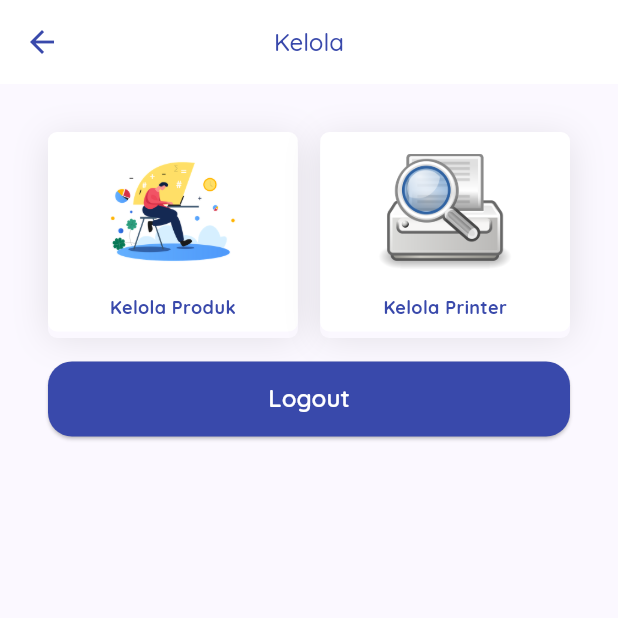
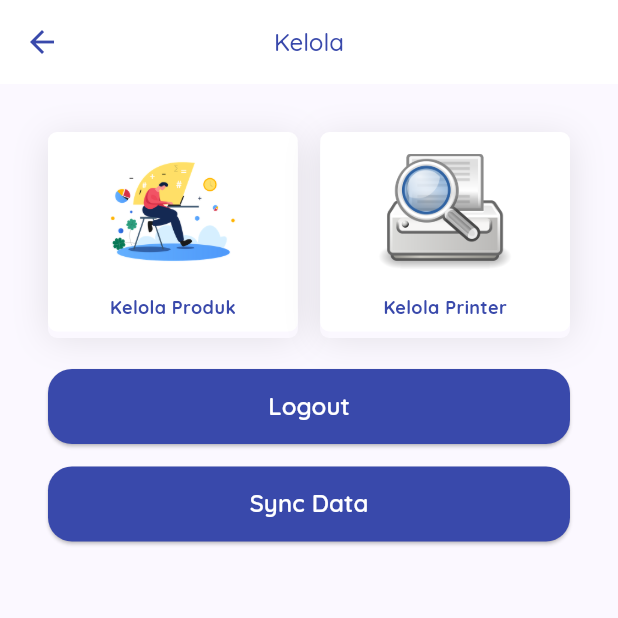
Before and after one commit to 4amshin/fic11-jilid1-flutter, a Flutter app: the ManageMenuPage screen opened directly, on a phone screen of 412 x 824 dp, the top half of it. Run offline on Flutter 3.47's test engine with Material 3 defaults, Android fonts, the light colour scheme and no system bars; our stand-ins replace bloc, cached_network_image, dartz, flutter_bloc, flutter_svg, freezed_annotation and 5 more; missing offline and left inert: esc_pos_utils_plus, print_bluetooth_thermal; accounts and stored records are empty.

Commit message:
Store & Get Product From Local Storage

```diff
--- a/Next.txt
+++ b/Next.txt
@@ -1,5 +1,9 @@
-Last Video
-FIC11-4 == 1:09:35
----------------------
-Login, Logotu Selesai
-Lanjutkan Video
+Fitur Simpan data Product Ke lokal, mengambil dan menampilkan data BERHASIL
+Tetapi prosesnya masih manual, yaitu:
+    - GetProduct from API (Online)
+    - Sync Data (Menyimpan Data ke Offline)
+    - Mengganti Event pada BlocProvider dari getProduct menjadi getLocal
+    SEHARUSNYA Prosesnya Otomatis di Belakang Layar
+    - Cek Jika Online atau Offline
+        - Jika Online getProduct dari api, lalu sync data(simpan ke lokal)
+        - Jika Offline getLocal, tampilkan data dari local walapupun null/tidak ada.
--- a/lib/core/constants/variables.dart
+++ b/lib/core/constants/variables.dart
@@ -1,5 +1,5 @@
 class Variables {
-  static const String baseUrl = 'https://86bd-140-213-75-246.ngrok-free.app';
+  static const String baseUrl = 'https://843c-140-213-226-99.ngrok-free.app';
   static const String imageUrl = '$baseUrl/storage/products/';
   // static const String baseUrl = 'http://127.0.0.1:8000';
 }
--- a/lib/data/models/response/product_response_model.dart
+++ b/lib/data/models/response/product_response_model.dart
@@ -25,7 +25,7 @@ class ProductResponseModel {
 class Product {
   final int id;
   final String name;
-  final String description;
+  final String? description;
   final String price;
   final int stock;
   final String category;
@@ -34,7 +34,7 @@ class Product {
   Product({
     required this.id,
     required this.name,
-    required this.description,
+    this.description,
     required this.price,
     required this.stock,
     required this.category,
@@ -48,7 +48,16 @@ class Product {
   factory Product.fromMap(Map<String, dynamic> json) => Product(
         id: json["id"],
         name: json["name"],
-        description: json["description"],
+        description: json["description"] ?? '',
+        price: json["price"],
+        stock: json["stock"],
+        category: json["category"],
+        image: json["image"] ?? '',
+      );
+
+  factory Product.fromLocalMap(Map<String, dynamic> json) => Product(
+        id: json["id"],
+        name: json["name"],
         price: json["price"],
         stock: json["stock"],
         category: json["category"],
@@ -64,4 +73,13 @@ class Product {
         "category": category,
         "image": image,
       };
+
+  Map<String, dynamic> toLocalMap() => {
+        "id": id,
+        "name": name,
+        "price": price,
+        "stock": stock,
+        "category": category,
+        "image": image,
+      };
 }
--- a/lib/presentation/home/bloc/prodcut/product_event.dart
+++ b/lib/presentation/home/bloc/prodcut/product_event.dart
@@ -7,4 +7,5 @@ class ProductEvent with _$ProductEvent {
   const factory ProductEvent.getByCategory({
     required String category,
   }) = _GetByCategory;
+  const factory ProductEvent.getLocal() = _GetLocal;
 }
--- a/lib/presentation/home/pages/dashboard_page.dart
+++ b/lib/presentation/home/pages/dashboard_page.dart
@@ -23,7 +23,7 @@ class _DashboardPageState extends State<DashboardPage> {
   final List<Widget> _pages = [
     BlocProvider(
       create: (context) => ProductBloc(ProductRemoteDatasource())
-        ..add(const ProductEvent.getProduct()),
+        ..add(const ProductEvent.getLocal()),
       child: const HomePage(),
     ),
     const OrdersPage(),
--- a/lib/presentation/manage/pages/manage_menu_page.dart
+++ b/lib/presentation/manage/pages/manage_menu_page.dart
@@ -1,15 +1,11 @@
 import 'package:fic11_jilid1/core/assets/assets.gen.dart';
-import 'package:fic11_jilid1/core/components/buttons.dart';
 import 'package:fic11_jilid1/core/components/menu_button.dart';
 import 'package:fic11_jilid1/core/components/spaces.dart';
 import 'package:fic11_jilid1/core/extensions/build_context_ext.dart';
-import 'package:fic11_jilid1/data/data_sources/auth_local_datasource.dart';
-import 'package:fic11_jilid1/data/data_sources/auth_remote_datasource.dart';
-import 'package:fic11_jilid1/presentation/auth/bloc/logout/logout_bloc.dart';
-import 'package:fic11_jilid1/presentation/auth/login_page.dart';
 import 'package:fic11_jilid1/presentation/manage/pages/manage_printer_page.dart';
+import 'package:fic11_jilid1/presentation/manage/widgets/logout_button.dart';
+import 'package:fic11_jilid1/presentation/manage/widgets/sync_button.dart';
 import 'package:flutter/material.dart';
-import 'package:flutter_bloc/flutter_bloc.dart';
 
 class ManageMenuPage extends StatelessWidget {
   const ManageMenuPage({super.key});
@@ -42,46 +38,10 @@ class ManageMenuPage extends StatelessWidget {
                 ),
               ],
             ),
-            const SpaceHeight(20),
-            BlocProvider(
-              create: (context) => LogoutBloc(AuthRemoteDatasource()),
-              child: BlocConsumer<LogoutBloc, LogoutState>(
-                builder: (context, state) {
-                  return state.maybeWhen(
-                    loading: () =>
-                        const Center(child: CircularProgressIndicator()),
-                    orElse: () {
-                      return Button.filled(
-                        onPressed: () => context
-                            .read<LogoutBloc>()
-                            .add(const LogoutEvent.logout()),
-                        label: 'Logout',
-                      );
-                    },
-                  );
-                },
-                listener: (context, state) {
-                  state.maybeWhen(
-                    success: (success) async {
-                      //delete login token in local storage
-                      await AuthLocalDatasource().removeToken();
-
-                      //Navigate to Login View
-                      context.pushReplacement(const LoginPage());
-                    },
-                    error: (error) {
-                      ScaffoldMessenger.of(context).showSnackBar(
-                        SnackBar(
-                          content: Text(error),
-                          backgroundColor: Colors.red,
-                        ),
-                      );
-                    },
-                    orElse: () {},
-                  );
-                },
-              ),
-            ),
+            const SpaceHeight(25),
+            const LogoutButton(),
+            const SpaceHeight(15),
+            const SyncButton(),
           ],
         ),
       ),
--- /dev/null
+++ b/lib/presentation/manage/widgets/logout_button.dart
@@ -0,0 +1,58 @@
+import 'package:fic11_jilid1/core/components/buttons.dart';
+import 'package:fic11_jilid1/data/data_sources/auth_local_datasource.dart';
+import 'package:fic11_jilid1/data/data_sources/auth_remote_datasource.dart';
+import 'package:fic11_jilid1/presentation/auth/bloc/logout/logout_bloc.dart';
+import 'package:fic11_jilid1/presentation/auth/login_page.dart';
+import 'package:flutter/material.dart';
+import 'package:flutter_bloc/flutter_bloc.dart';
+
+class LogoutButton extends StatelessWidget {
+  const LogoutButton({super.key});
+
+  @override
+  Widget build(BuildContext context) {
+    return BlocProvider(
+      create: (context) => LogoutBloc(AuthRemoteDatasource()),
+      child: BlocConsumer<LogoutBloc, LogoutState>(
+        builder: (context, state) {
+          return state.maybeWhen(
+            loading: () => const Center(child: CircularProgressIndicator()),
+            orElse: () {
+              return Button.filled(
+                onPressed: () =>
+                    context.read<LogoutBloc>().add(const LogoutEvent.logout()),
+                label: 'Logout',
+              );
+            },
+          );
+        },
+        listener: (context, state) {
+          state.maybeWhen(
+            success: (success) async {
+              //delete login token in local storage
+              await AuthLocalDatasource().removeToken();
+
+              //Navigate to Login View
+              Navigator.pushReplacement(
+                // ignore: use_build_context_synchronously
+                context,
+                MaterialPageRoute(
+                  builder: (BuildContext context) => const LoginPage(),
+                ),
+              );
+            },
+            error: (error) {
+              ScaffoldMessenger.of(context).showSnackBar(
+                SnackBar(
+                  content: Text(error),
+                  backgroundColor: Colors.red,
+                ),
+              );
+            },
+            orElse: () {},
+          );
+        },
+      ),
+    );
+  }
+}
--- /dev/null
+++ b/lib/presentation/manage/widgets/sync_button.dart
@@ -0,0 +1,49 @@
+import 'package:fic11_jilid1/core/components/buttons.dart';
+import 'package:fic11_jilid1/core/constants/colors.dart';
+import 'package:fic11_jilid1/data/data_sources/product_local_datasource.dart';
+import 'package:fic11_jilid1/data/data_sources/product_remote_datasource.dart';
+import 'package:fic11_jilid1/presentation/home/bloc/prodcut/product_bloc.dart';
+import 'package:flutter/material.dart';
+import 'package:flutter_bloc/flutter_bloc.dart';
+
+class SyncButton extends StatelessWidget {
+  const SyncButton({super.key});
+
+  @override
+  Widget build(BuildContext context) {
+    return BlocProvider(
+      create: (context) => ProductBloc(ProductRemoteDatasource()),
+      child: BlocConsumer<ProductBloc, ProductState>(
+        builder: (context, state) {
+          return state.maybeWhen(
+            loading: () => const Center(child: CircularProgressIndicator()),
+            orElse: () => Button.filled(
+              onPressed: () {
+                context.read<ProductBloc>().add(
+                      const ProductEvent.getProduct(),
+                    );
+              },
+              label: 'Sync Data',
+            ),
+          );
+        },
+        listener: (context, state) {
+          state.maybeWhen(
+            orElse: () {},
+            success: (data) async {
+              await ProductLocalDatasource.instance.removeAllProduct();
+              await ProductLocalDatasource.instance.insertAllProduct(data);
+
+              ScaffoldMessenger.of(context).showSnackBar(
+                const SnackBar(
+                  content: Text('Sync Data Product Success'),
+                  backgroundColor: AppColors.primary,
+                ),
+              );
+            },
+          );
+        },
+      ),
+    );
+  }
+}
--- a/pubspec.yaml
+++ b/pubspec.yaml
@@ -25,6 +25,7 @@ dependencies:
   flutter_bloc: ^8.1.6
   freezed_annotation: ^2.4.4
   cached_network_image: ^3.4.1
+  sqflite: ^2.3.3+1
 
 dev_dependencies:
   flutter_test:
```
Also changed, not shown: lib/data/data_sources/product_local_datasource.dart (added, +74 -0 lines), lib/presentation/home/bloc/prodcut/product_bloc.dart (+12 -0 lines), lib/presentation/home/bloc/prodcut/product_bloc.freezed.dart, pubspec.lock.
